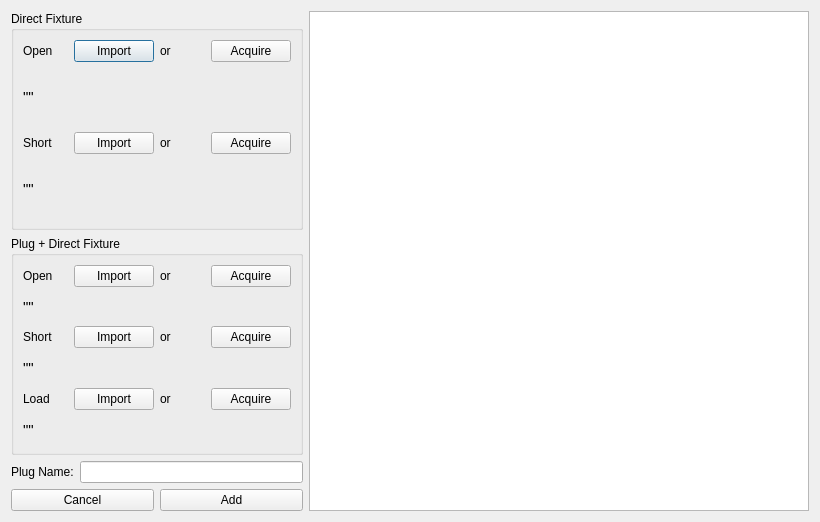
Belden-Montreal/SNP-Cable-Analyser, file UI/plugDialog.ui: the form before one commit.
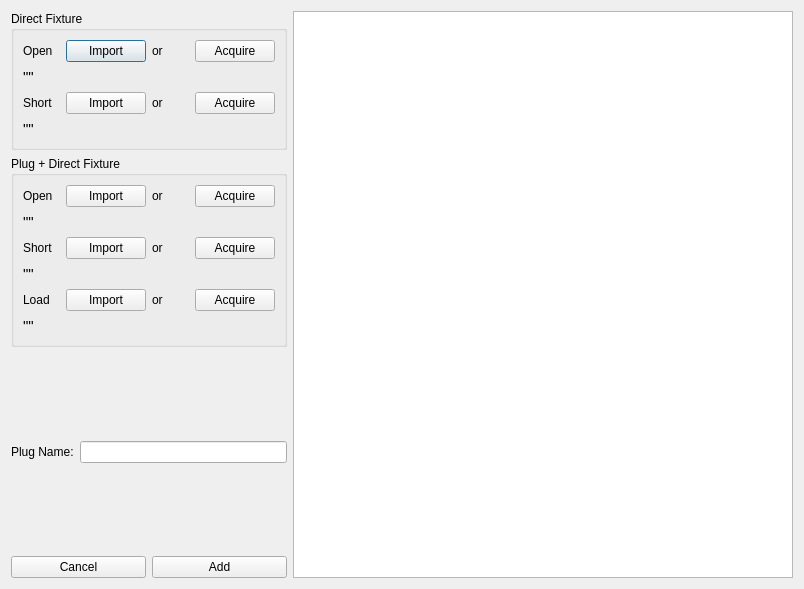
The form after the commit. Custom widgets are drawn as their Qt base class.

```diff
--- a/UI/plugDialog.ui
+++ b/UI/plugDialog.ui
@@ -6,8 +6,8 @@
    <rect>
     <x>0</x>
     <y>0</y>
-    <width>820</width>
-    <height>520</height>
+    <width>804</width>
+    <height>589</height>
    </rect>
   </property>
   <property name="windowTitle">
@@ -17,12 +17,17 @@
    <item>
     <layout class="QHBoxLayout" name="horizontalLayout_4">
      <item>
+      <layout class="QHBoxLayout" name="horizontalLayout_3">
+       <item>
       <layout class="QVBoxLayout" name="verticalLayout_4">
        <property name="sizeConstraint">
         <enum>QLayout::SetMinimumSize</enum>
        </property>
        <item>
         <layout class="QVBoxLayout" name="verticalLayout">
+           <property name="sizeConstraint">
+            <enum>QLayout::SetDefaultConstraint</enum>
+           </property>
          <item>
           <widget class="QGroupBox" name="groupBox">
            <property name="title">
@@ -263,6 +268,19 @@
          </item>
         </layout>
        </item>
+         <item>
+          <spacer name="verticalSpacer_2">
+           <property name="orientation">
+            <enum>Qt::Vertical</enum>
+           </property>
+           <property name="sizeHint" stdset="0">
+            <size>
+             <width>20</width>
+             <height>40</height>
+            </size>
+           </property>
+          </spacer>
+         </item>
        <item>
         <layout class="QHBoxLayout" name="horizontalLayout_8">
          <item>
@@ -277,6 +295,19 @@
          </item>
         </layout>
        </item>
+         <item>
+          <spacer name="verticalSpacer">
+           <property name="orientation">
+            <enum>Qt::Vertical</enum>
+           </property>
+           <property name="sizeHint" stdset="0">
+            <size>
+             <width>20</width>
+             <height>40</height>
+            </size>
+           </property>
+          </spacer>
+         </item>
        <item>
         <layout class="QHBoxLayout" name="horizontalLayout_9">
          <item>
@@ -297,10 +328,12 @@
        </item>
       </layout>
      </item>
+      </layout>
+     </item>
      <item>
       <widget class="Canvas" name="graphicsView">
        <property name="sizePolicy">
-        <sizepolicy hsizetype="Expanding" vsizetype="Preferred">
+        <sizepolicy hsizetype="MinimumExpanding" vsizetype="Expanding">
          <horstretch>0</horstretch>
          <verstretch>0</verstretch>
         </sizepolicy>
```
Lines whose indentation alone changed are shown as unchanged.
